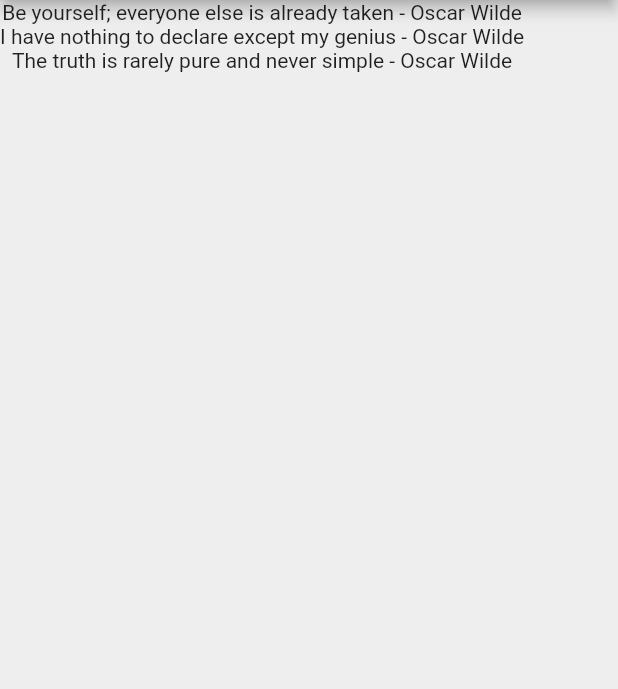
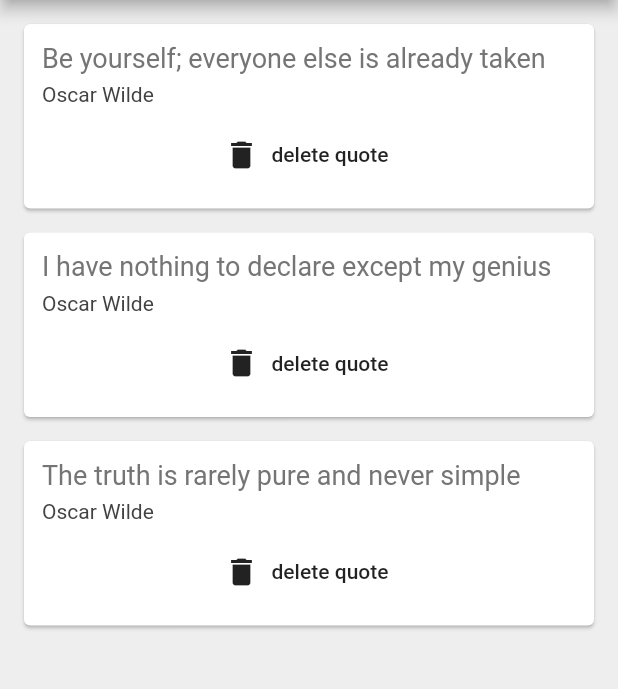
Before and after one commit to Isen-kun/Flutter-Projects, a Flutter app: the screen it shows after launch, on a phone screen of 412 x 824 dp, the part 84-773 px from its top. Run offline on Flutter 3.47's test engine with Material 2 defaults, Android fonts, the phone set to English and light mode, and no system bars.

Commit message:
final commit

```diff
--- a/quotes_app/lib/main.dart
+++ b/quotes_app/lib/main.dart
@@ -1,5 +1,6 @@
 import 'package:flutter/material.dart';
 import 'quote.dart';
+import 'quote_card.dart';
 
 void main() {
   runApp(MaterialApp(home: QuoteList()));
@@ -34,7 +35,13 @@ class _QuoteListState extends State<QuoteList> {
       ),
       body: Column(
         children: quotes.map((quote) {
-          return Text('${quote.text} - ${quote.author}');
+          return QuoteCard(
+              quote: quote,
+              delete: () {
+                setState(() {
+                  quotes.remove(quote);
+                });
+              });
         }).toList(),
       ),
     );
--- /dev/null
+++ b/quotes_app/lib/quote_card.dart
@@ -0,0 +1,42 @@
+import 'package:flutter/material.dart';
+import 'quote.dart';
+
+class QuoteCard extends StatelessWidget {
+  final Quote quote;
+  final Function delete;
+  QuoteCard({this.quote, this.delete});
+
+  @override
+  Widget build(BuildContext context) {
+    return Card(
+      margin: EdgeInsets.fromLTRB(16.0, 16.0, 16.0, 0.0),
+      child: Padding(
+        padding: const EdgeInsets.all(12.0),
+        child: Column(
+          crossAxisAlignment: CrossAxisAlignment.stretch,
+          children: <Widget>[
+            Text(
+              quote.text,
+              style: TextStyle(fontSize: 18.0, color: Colors.grey[600]),
+            ),
+            SizedBox(
+              height: 6.0,
+            ),
+            Text(
+              quote.author,
+              style: TextStyle(fontSize: 14.0, color: Colors.grey[800]),
+            ),
+            SizedBox(
+              height: 8.0,
+            ),
+            FlatButton.icon(
+              onPressed: delete,
+              label: Text('delete quote'),
+              icon: Icon(Icons.delete),
+            ),
+          ],
+        ),
+      ),
+    );
+  }
+}
```
